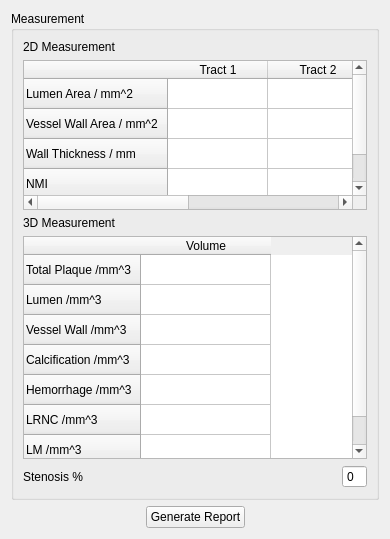
The window that codes/UI/MeasurementWidget.ui (wuzhuobin/PlaqueQuant) describes before a commit, drawn with Qt 5.
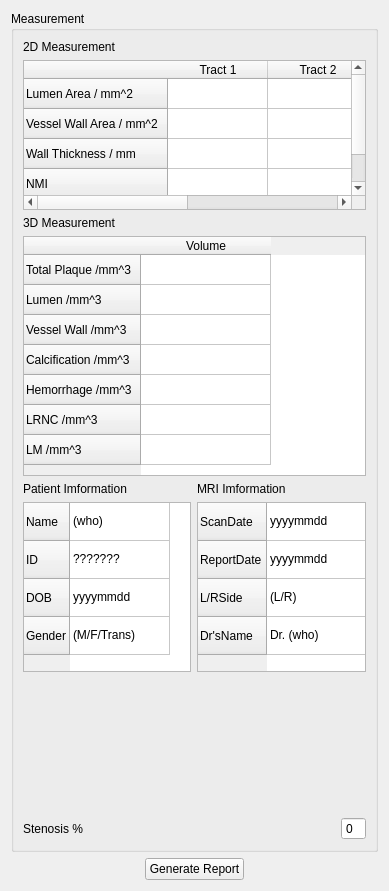
The same window after the commit.

Patch:
```diff
--- a/codes/UI/MeasurementWidget.ui
+++ b/codes/UI/MeasurementWidget.ui
@@ -6,10 +6,16 @@
    <rect>
     <x>0</x>
     <y>0</y>
-    <width>390</width>
-    <height>539</height>
+    <width>389</width>
+    <height>891</height>
    </rect>
   </property>
+  <property name="sizePolicy">
+   <sizepolicy hsizetype="Preferred" vsizetype="Preferred">
+    <horstretch>0</horstretch>
+    <verstretch>0</verstretch>
+   </sizepolicy>
+  </property>
   <property name="windowTitle">
    <string>Form</string>
   </property>
@@ -28,6 +34,12 @@
      <layout class="QVBoxLayout" name="verticalLayout_7">
       <item>
        <widget class="QLabel" name="label_2">
+        <property name="sizePolicy">
+         <sizepolicy hsizetype="Preferred" vsizetype="Minimum">
+          <horstretch>0</horstretch>
+          <verstretch>0</verstretch>
+         </sizepolicy>
+        </property>
         <property name="text">
          <string>2D Measurement</string>
         </property>
@@ -35,10 +47,16 @@
       </item>
       <item>
        <widget class="QTableWidget" name="measurement2DTableWidget">
+        <property name="sizePolicy">
+         <sizepolicy hsizetype="Expanding" vsizetype="Minimum">
+          <horstretch>0</horstretch>
+          <verstretch>0</verstretch>
+         </sizepolicy>
+        </property>
         <property name="minimumSize">
          <size>
           <width>0</width>
-          <height>0</height>
+          <height>150</height>
          </size>
         </property>
         <property name="maximumSize">
@@ -116,6 +134,12 @@
       </item>
       <item>
        <widget class="QLabel" name="label_3">
+        <property name="sizePolicy">
+         <sizepolicy hsizetype="Preferred" vsizetype="Minimum">
+          <horstretch>0</horstretch>
+          <verstretch>0</verstretch>
+         </sizepolicy>
+        </property>
         <property name="text">
          <string>3D Measurement</string>
         </property>
@@ -123,6 +147,18 @@
       </item>
       <item>
        <widget class="QTableWidget" name="measurement3DTableWidget">
+        <property name="sizePolicy">
+         <sizepolicy hsizetype="Preferred" vsizetype="Minimum">
+          <horstretch>0</horstretch>
+          <verstretch>0</verstretch>
+         </sizepolicy>
+        </property>
+        <property name="minimumSize">
+         <size>
+          <width>0</width>
+          <height>240</height>
+         </size>
+        </property>
         <attribute name="horizontalHeaderDefaultSectionSize">
          <number>130</number>
         </attribute>
@@ -168,6 +204,180 @@
         </column>
        </widget>
       </item>
+      <item>
+       <layout class="QGridLayout" name="gridLayout">
+        <property name="sizeConstraint">
+         <enum>QLayout::SetMinimumSize</enum>
+        </property>
+        <item row="0" column="0">
+         <widget class="QLabel" name="label">
+          <property name="text">
+           <string>Patient Imformation</string>
+          </property>
+         </widget>
+        </item>
+        <item row="0" column="1">
+         <widget class="QLabel" name="label_5">
+          <property name="text">
+           <string>MRI Imformation</string>
+          </property>
+         </widget>
+        </item>
+        <item row="1" column="0">
+         <widget class="QTableWidget" name="patientTableWidget">
+          <property name="sizePolicy">
+           <sizepolicy hsizetype="Preferred" vsizetype="Minimum">
+            <horstretch>0</horstretch>
+            <verstretch>0</verstretch>
+           </sizepolicy>
+          </property>
+          <property name="minimumSize">
+           <size>
+            <width>0</width>
+            <height>150</height>
+           </size>
+          </property>
+          <attribute name="horizontalHeaderVisible">
+           <bool>false</bool>
+          </attribute>
+          <attribute name="verticalHeaderDefaultSectionSize">
+           <number>38</number>
+          </attribute>
+          <row>
+           <property name="text">
+            <string>Name</string>
+           </property>
+          </row>
+          <row>
+           <property name="text">
+            <string>ID</string>
+           </property>
+          </row>
+          <row>
+           <property name="text">
+            <string>DOB</string>
+           </property>
+          </row>
+          <row>
+           <property name="text">
+            <string>Gender</string>
+           </property>
+          </row>
+          <column>
+           <property name="text">
+            <string>Data</string>
+           </property>
+          </column>
+          <item row="0" column="0">
+           <property name="text">
+            <string>(who)</string>
+           </property>
+          </item>
+          <item row="1" column="0">
+           <property name="text">
+            <string>???????</string>
+           </property>
+          </item>
+          <item row="2" column="0">
+           <property name="text">
+            <string>yyyymmdd</string>
+           </property>
+          </item>
+          <item row="3" column="0">
+           <property name="text">
+            <string>(M/F/Trans)</string>
+           </property>
+          </item>
+         </widget>
+        </item>
+        <item row="1" column="1">
+         <widget class="QTableWidget" name="MRITableWidget">
+          <property name="sizePolicy">
+           <sizepolicy hsizetype="Preferred" vsizetype="Minimum">
+            <horstretch>0</horstretch>
+            <verstretch>0</verstretch>
+           </sizepolicy>
+          </property>
+          <property name="minimumSize">
+           <size>
+            <width>0</width>
+            <height>150</height>
+           </size>
+          </property>
+          <attribute name="horizontalHeaderVisible">
+           <bool>false</bool>
+          </attribute>
+          <attribute name="horizontalHeaderMinimumSectionSize">
+           <number>25</number>
+          </attribute>
+          <attribute name="verticalHeaderDefaultSectionSize">
+           <number>38</number>
+          </attribute>
+          <attribute name="verticalHeaderMinimumSectionSize">
+           <number>20</number>
+          </attribute>
+          <row>
+           <property name="text">
+            <string>ScanDate</string>
+           </property>
+          </row>
+          <row>
+           <property name="text">
+            <string>ReportDate</string>
+           </property>
+          </row>
+          <row>
+           <property name="text">
+            <string>L/RSide</string>
+           </property>
+          </row>
+          <row>
+           <property name="text">
+            <string>Dr'sName</string>
+           </property>
+          </row>
+          <column>
+           <property name="text">
+            <string>Data</string>
+           </property>
+          </column>
+          <item row="0" column="0">
+           <property name="text">
+            <string>yyyymmdd</string>
+           </property>
+          </item>
+          <item row="1" column="0">
+           <property name="text">
+            <string>yyyymmdd</string>
+           </property>
+          </item>
+          <item row="2" column="0">
+           <property name="text">
+            <string>(L/R)</string>
+           </property>
+          </item>
+          <item row="3" column="0">
+           <property name="text">
+            <string>Dr. (who)</string>
+           </property>
+          </item>
+         </widget>
+        </item>
+       </layout>
+      </item>
+      <item>
+       <spacer name="verticalSpacer">
+        <property name="orientation">
+         <enum>Qt::Vertical</enum>
+        </property>
+        <property name="sizeHint" stdset="0">
+         <size>
+          <width>20</width>
+          <height>161</height>
+         </size>
+        </property>
+       </spacer>
+      </item>
       <item>
        <layout class="QHBoxLayout" name="horizontalLayout_2">
         <property name="bottomMargin">
```
Left out of the diff: 9 changed lines with no effect on the pictures.
